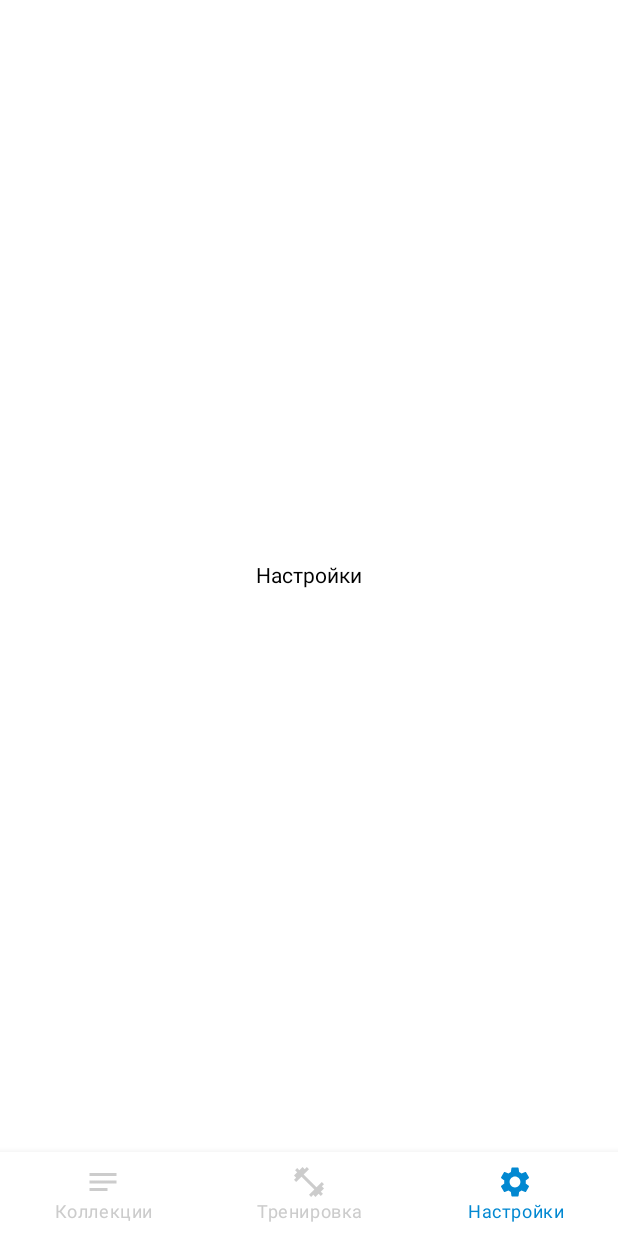
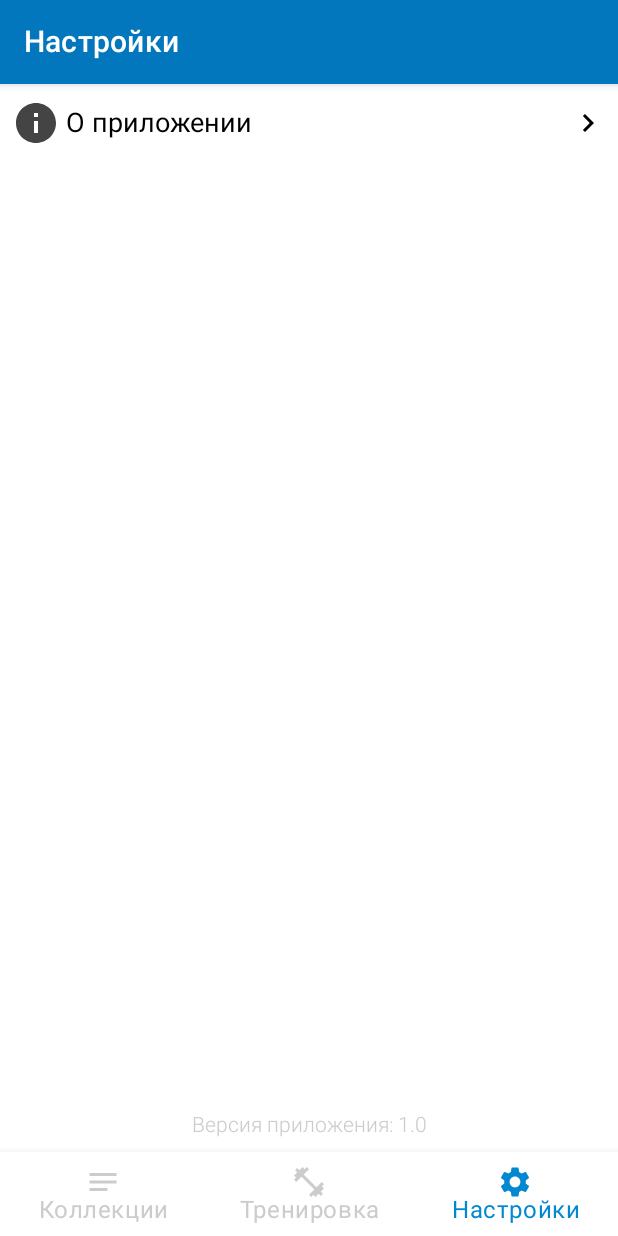
Before and after one commit to zhirnoov/Julia, an Android app built with Jetpack Compose: the screen it shows after launch (MainActivity), item 3 of the bottom bar chosen, on a phone screen of 412 x 824 dp. Run offline under Robolectric (Android 15) with nearby library versions, the phone set to English and light mode, and no system bars; our stand-ins replace Dagger/Hilt's generated code, Room's generated code, Voyager; 1 statement that could not run was skipped.

Commit message:
release version 1.0.1

```diff
--- a/app/build.gradle
+++ b/app/build.gradle
@@ -11,9 +11,9 @@ android {
     defaultConfig {
         applicationId "com.github.zhirnoov.julia"
         minSdk 23
-        targetSdk 32
-        versionCode 1
-        versionName "1.0"
+        targetSdk 33
+        versionCode 2
+        versionName "1.0.1"
 
         testInstrumentationRunner "androidx.test.runner.AndroidJUnitRunner"
         vectorDrawables {
--- a/app/src/main/AndroidManifest.xml
+++ b/app/src/main/AndroidManifest.xml
@@ -16,6 +16,7 @@
         <activity
             android:name=".presentation.MainActivity"
             android:exported="true"
+            android:screenOrientation="portrait"
             android:label="@string/app_name"
             android:theme="@style/Theme.JuliaApp.Starting">
             <intent-filter>
--- a/app/src/main/java/com/github/zhirnoov/julia/presentation/MainActivity.kt
+++ b/app/src/main/java/com/github/zhirnoov/julia/presentation/MainActivity.kt
@@ -11,6 +11,8 @@ import androidx.compose.material.*
 import androidx.compose.runtime.Composable
 import androidx.compose.ui.Modifier
 import androidx.compose.ui.graphics.Color
+import androidx.compose.ui.unit.dp
+import androidx.compose.ui.unit.sp
 import androidx.core.splashscreen.SplashScreen.Companion.installSplashScreen
 import cafe.adriel.voyager.navigator.tab.CurrentTab
 import cafe.adriel.voyager.navigator.tab.LocalTabNavigator
@@ -20,6 +22,8 @@ import com.github.zhirnoov.julia.navigation.tabs.CollectionsTab
 import com.github.zhirnoov.julia.navigation.tabs.SettingsTab
 import com.github.zhirnoov.julia.navigation.tabs.TrainingTab
 import com.github.zhirnoov.julia.presentation.viewmodels.SplashViewModel
+import com.github.zhirnoov.julia.utlis.RememberWindowInfo
+import com.github.zhirnoov.julia.utlis.WindowInfo
 import dagger.hilt.android.AndroidEntryPoint
 
 @AndroidEntryPoint
@@ -34,6 +38,7 @@ class MainActivity : ComponentActivity() {
             }
         }
         setContent {
+
             TabNavigator(tab = CollectionsTab) {
                 Scaffold(content = {
                     Column(modifier = Modifier.padding(it)) {
@@ -56,11 +61,23 @@ class MainActivity : ComponentActivity() {
 fun RowScope.TabNavigationItem(tab: Tab) {
     val tabNavigation = LocalTabNavigator.current
 
+    val windowInfo = RememberWindowInfo()
+
     BottomNavigationItem(selected = tabNavigation.current == tab,
-        label = { Text(text = tab.options.title) },
+        label = {
+            Text(
+                text = tab.options.title, fontSize =
+                if (windowInfo.screenWidthInfo is WindowInfo.WindowType.Expanded) 20.sp else 16.sp
+            )
+        },
         onClick = { tabNavigation.current = tab },
         selectedContentColor = Color(0xFF0288d1),
         unselectedContentColor = Color.LightGray,
         icon = { Icon(painter = tab.options.icon!!, contentDescription = tab.options.title) }
+
+
+                /*В чем разница между val и const val?
+    val - константа времени выполнения, т.е. хранит ссылку на объект, которую нельзя изменить, зато можно изменять сам объект.
+    cons val - константа времени компиляции, т.е. значение известно во время компиляции и не может быть изменено ни при каких обстоятельствах.*/
     )
 }
--- a/app/src/main/java/com/github/zhirnoov/julia/presentation/screens/collections/CollectionItem.kt
+++ b/app/src/main/java/com/github/zhirnoov/julia/presentation/screens/collections/CollectionItem.kt
@@ -14,6 +14,7 @@ import androidx.compose.ui.draw.clip
 import androidx.compose.ui.graphics.Color
 import androidx.compose.ui.res.painterResource
 import androidx.compose.ui.text.font.FontWeight
+import androidx.compose.ui.text.style.TextAlign
 import androidx.compose.ui.unit.dp
 import androidx.compose.ui.unit.sp
 import cafe.adriel.voyager.navigator.LocalNavigator
@@ -62,11 +63,13 @@ fun CollectionItem(
         ) {
 
             Text(
-                text = collection.name, fontSize = 20.sp, fontWeight = FontWeight.W500
+                text = collection.name, fontSize = 20.sp, fontWeight = FontWeight.W500,
+                textAlign = TextAlign.Start
             )
             Text(
                 text = setCountCardsTitle(countCards = collection.countCards),
                 fontSize = 16.sp,
+                textAlign = TextAlign.Start,
                 fontWeight = FontWeight.W400,
                 color = Color.Gray
             )
--- a/app/src/main/java/com/github/zhirnoov/julia/presentation/screens/collections/CollectionsScreen.kt
+++ b/app/src/main/java/com/github/zhirnoov/julia/presentation/screens/collections/CollectionsScreen.kt
@@ -21,6 +21,8 @@ import com.github.zhirnoov.julia.data.database.entity.CollectionEntity
 import com.github.zhirnoov.julia.domain.UIState
 import com.github.zhirnoov.julia.presentation.screens.LoadingProcess
 import com.github.zhirnoov.julia.presentation.viewmodels.CollectionViewModel
+import com.github.zhirnoov.julia.utlis.RememberWindowInfo
+import com.github.zhirnoov.julia.utlis.WindowInfo
 import kotlinx.coroutines.launch
 
 @OptIn(ExperimentalMaterialApi::class)
--- a/app/src/main/java/com/github/zhirnoov/julia/presentation/screens/settings/SettingsScreen.kt
+++ b/app/src/main/java/com/github/zhirnoov/julia/presentation/screens/settings/SettingsScreen.kt
@@ -1,22 +1,78 @@
 package com.github.zhirnoov.julia.presentation.screens.settings
 
-import androidx.compose.foundation.layout.Arrangement
-import androidx.compose.foundation.layout.Column
-import androidx.compose.foundation.layout.fillMaxSize
-import androidx.compose.material.Text
+import androidx.compose.foundation.clickable
+import androidx.compose.foundation.layout.*
+import androidx.compose.material.*
+import androidx.compose.material.icons.Icons
+import androidx.compose.material.icons.filled.Info
+import androidx.compose.material.icons.filled.KeyboardArrowRight
 import androidx.compose.runtime.Composable
 import androidx.compose.ui.Alignment
 import androidx.compose.ui.Modifier
+import androidx.compose.ui.graphics.Color
+import androidx.compose.ui.text.font.FontWeight
+import androidx.compose.ui.unit.dp
+import androidx.compose.ui.unit.sp
+import cafe.adriel.voyager.navigator.LocalNavigator
+import cafe.adriel.voyager.navigator.currentOrThrow
+import com.github.zhirnoov.julia.navigation.screens.AboutScreenNav
 
 @Composable
 fun SettingsScreen(modifier: Modifier = Modifier) {
 
-    Column(
-        modifier = modifier.fillMaxSize(),
-        verticalArrangement = Arrangement.Center,
-        horizontalAlignment = Alignment.CenterHorizontally
-    ) {
-        Text(text = "Настройки")
-    }
+    val navigation = LocalNavigator.currentOrThrow
+
+    Scaffold(topBar = {
+        TopAppBar(
+            backgroundColor = Color(0xFF0277BD),
+            title = { Text(text = "Настройки", color = Color.White) })
+    }, content = { padding ->
+        Column(
+            modifier = Modifier
+                .fillMaxSize()
+                .padding(padding)
+        ) {
+            Row(
+                modifier
+                    .fillMaxWidth()
+                    .padding(top = 10.dp, start = 8.dp, end = 8.dp)
+                    .clickable(onClick = { navigation.push(AboutScreenNav()) }),
+                horizontalArrangement = Arrangement.SpaceBetween,
+                verticalAlignment = Alignment.CenterVertically
+            ) {
+                Icon(
+                    modifier = modifier.size(32.dp),
+                    imageVector = Icons.Filled.Info,
+                    contentDescription = "info icon",
+                    tint = Color.DarkGray
+                )
+                Text(
+                    modifier = Modifier
+                        .weight(1f)
+                        .padding(start = 4.dp), text = "О приложении",
+                    fontSize = 18.sp,
+                    fontWeight = FontWeight.W400
+                )
+                Icon(
+                    imageVector = Icons.Filled.KeyboardArrowRight,
+                    contentDescription = "icon arrow right"
+                )
+            }
+            Column(
+                modifier = Modifier
+                    .fillMaxSize()
+                    .padding(bottom = 10.dp),
+                verticalArrangement = Arrangement.Bottom,
+                horizontalAlignment = Alignment.CenterHorizontally
+            ) {
+                Text(
+                    "Версия приложения: 1.0",
+                    color = Color.LightGray,
+                    fontWeight = FontWeight.W300
+                )
+            }
+        }
+
+    })
 
 }
--- /dev/null
+++ b/app/src/main/java/com/github/zhirnoov/julia/utlis/RememberWindowInfo.kt
@@ -0,0 +1,40 @@
+package com.github.zhirnoov.julia.utlis
+
+import androidx.compose.runtime.Composable
+import androidx.compose.ui.platform.LocalConfiguration
+import androidx.compose.ui.unit.Dp
+import androidx.compose.ui.unit.dp
+
+@Composable
+fun RememberWindowInfo(): WindowInfo {
+    val configuration = LocalConfiguration.current
+    return WindowInfo(
+        screenWidthInfo =
+        when {
+            configuration.screenWidthDp < 600 -> WindowInfo.WindowType.Compact
+            configuration.screenWidthDp < 840 -> WindowInfo.WindowType.Medium
+            else -> WindowInfo.WindowType.Expanded
+        },
+        screenHeightInfo =
+        when {
+            configuration.screenHeightDp < 480 -> WindowInfo.WindowType.Compact
+            configuration.screenHeightDp < 900 -> WindowInfo.WindowType.Medium
+            else -> WindowInfo.WindowType.Expanded
+        },
+        screenWidth = configuration.screenWidthDp.dp,
+        screenHeight = configuration.screenHeightDp.dp
+    )
+}
+
+data class WindowInfo(
+    val screenWidthInfo: WindowType,
+    val screenHeightInfo: WindowType,
+    val screenWidth: Dp,
+    val screenHeight: Dp
+) {
+    sealed class WindowType {
+        object Compact : WindowType()
+        object Medium : WindowType()
+        object Expanded : WindowType()
+    }
+}
```
Also changed, not shown: app/src/main/java/com/github/zhirnoov/julia/data/alarmManager/AlarmHelper.kt (+9 -1 lines), app/src/main/java/com/github/zhirnoov/julia/navigation/screens/AboutScreenNav.kt (added, +13 -0 lines), app/src/main/java/com/github/zhirnoov/julia/presentation/bottom_nav/BottomNavigation.kt (deleted, +0 -87 lines), app/src/main/java/com/github/zhirnoov/julia/presentation/bottom_nav/BottomNavigationItem.kt (deleted, +0 -27 lines), app/src/main/java/com/github/zhirnoov/julia/presentation/screens/settings/AboutScreen.kt (added, +73 -0 lines), app/src/main/java/com/github/zhirnoov/julia/presentation/screens/training/CardsRepeat.kt (+50 -19 lines), app/src/main/res/drawable/julia_logo_about.xml (added, +19 -0 lines), app/src/main/res/drawable-v24/finish_training_img.png (added).
